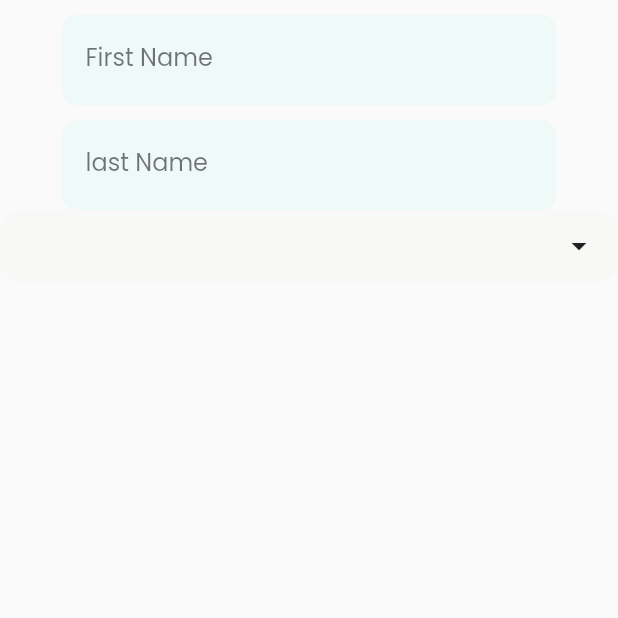
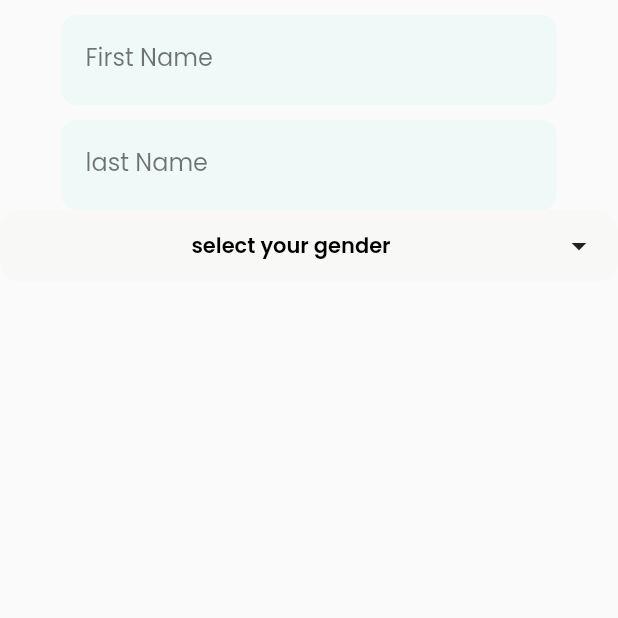
Before and after one commit to shiX0/Medwell, a Flutter app: the screen it shows after launch, on a phone screen of 412 x 824 dp, the top half of it. Run offline on Flutter 3.47's test engine with Material 2 defaults, Android fonts, the phone set to English and light mode, and no system bars; our stand-ins replace cloud_firestore, firebase_auth, firebase_core, fluentui_icons, google_fonts, table_calendar; accounts and stored records are empty.

Commit message:
DropDown problem solved

```diff
--- a/lib/Screens/DetailsPage.dart
+++ b/lib/Screens/DetailsPage.dart
@@ -23,7 +23,7 @@ class _DetailsPageState extends State<DetailsPage> {
               CustomTextInputField(hintText: "First Name",keyboardType: TextInputType.text,),
               SizedBox(height: 10,),
               CustomTextInputField(hintText: "last Name",keyboardType: TextInputType.text,),
-              DropDownOnly(items: ["male","female"], selectedItem: "select your gender", onChanged: (String? selectedItem){}),
+              DropDownOnly(items: ["select your gender","male","female"], selectedItem: "select your gender", onChanged: (String? selectedItem){}),
             ],
           ),
         ),
```
